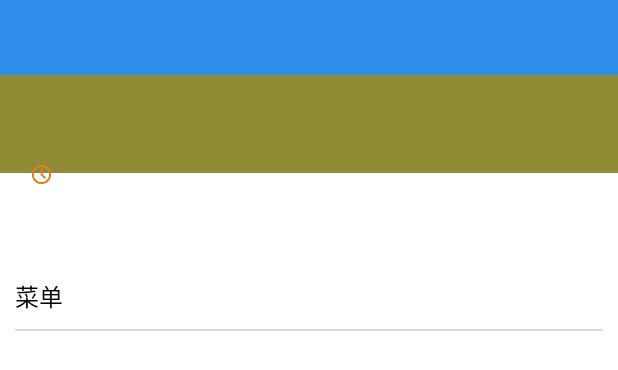
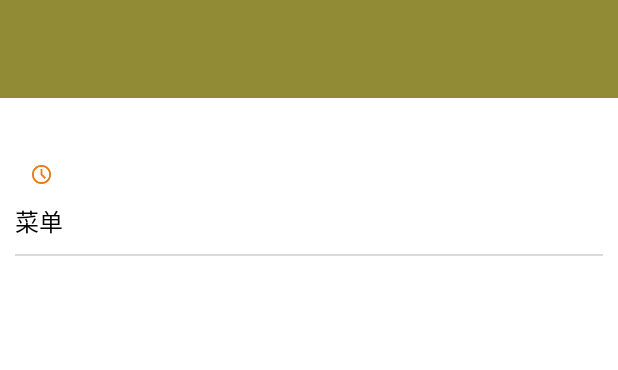
Before and after one commit to g-chameleon/AndroidFoodTakeout, an Android app: the layout activity_shop_detail.xml on its own in the app's theme, with its tools: preview values and no code run, on a phone screen of 412 x 824 dp. Shown: the top 370 px of the screen. Run offline under Robolectric (Android 15) with nearby library versions, the phone set to English and light mode, and no system bars.

Commit message:
添加菜單詳情頁_修正2

```diff
--- a/flashDrop/app/src/main/res/layout/activity_shop_detail.xml
+++ b/flashDrop/app/src/main/res/layout/activity_shop_detail.xml
@@ -9,7 +9,6 @@
         android:layout_height="match_parent"
         android:background="@color/shop_bg_color"
         android:orientation="vertical">
-        <include layout="@layout/title_bar" />
         <LinearLayout
             android:layout_width="match_parent"
             android:layout_height="match_parent"
```
